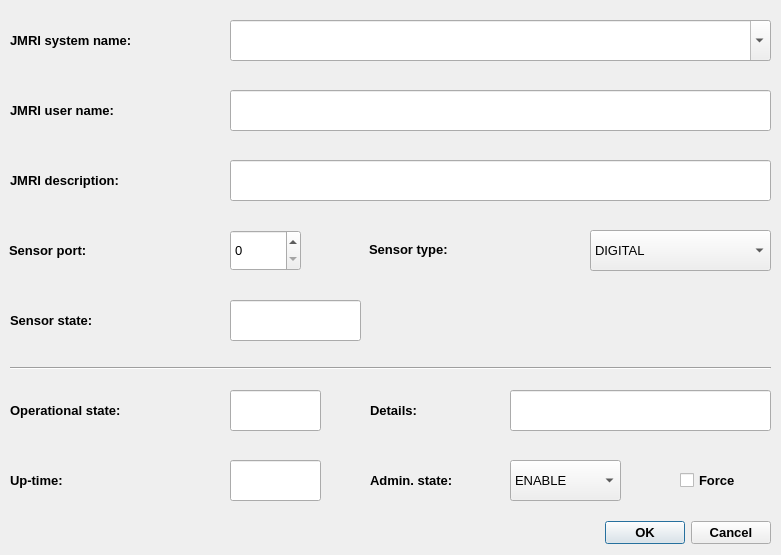
The window that Server/Scripts/GenJMRI/ui/Sensor_Dialog.ui (jonasbjurel/myRailIO) describes before a commit, drawn with Qt 5.
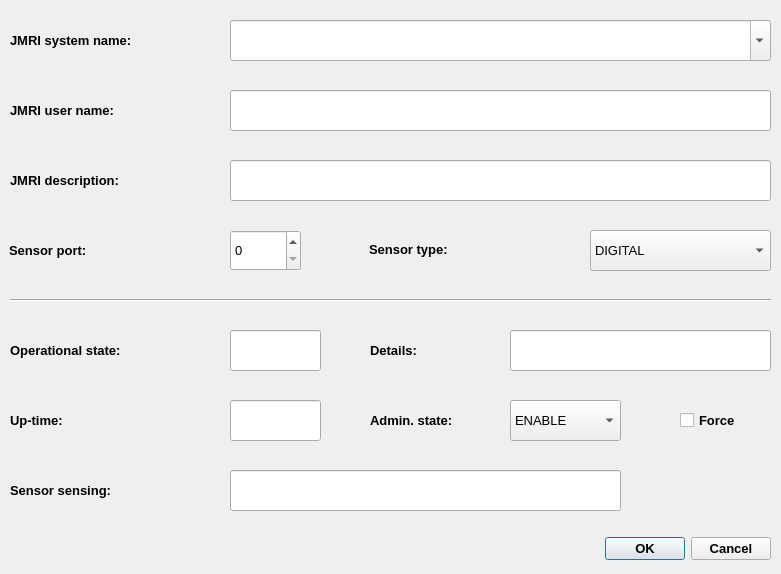
The same window after the commit. Icons and pictures are not drawn.

The edit to the form file:
```diff
--- a/Server/Scripts/GenJMRI/ui/Sensor_Dialog.ui
+++ b/Server/Scripts/GenJMRI/ui/Sensor_Dialog.ui
@@ -7,7 +7,7 @@
     <x>0</x>
     <y>0</y>
     <width>781</width>
-    <height>555</height>
+    <height>574</height>
    </rect>
   </property>
   <property name="windowTitle">
@@ -27,7 +27,7 @@
    <property name="geometry">
     <rect>
      <x>510</x>
-     <y>460</y>
+     <y>400</y>
      <width>111</width>
      <height>41</height>
     </rect>
@@ -55,7 +55,7 @@
    <property name="geometry">
     <rect>
      <x>370</x>
-     <y>460</y>
+     <y>400</y>
      <width>141</width>
      <height>41</height>
     </rect>
@@ -78,7 +78,7 @@
    <property name="geometry">
     <rect>
      <x>10</x>
-     <y>390</y>
+     <y>330</y>
      <width>221</width>
      <height>41</height>
     </rect>
@@ -101,7 +101,7 @@
    <property name="geometry">
     <rect>
      <x>230</x>
-     <y>390</y>
+     <y>330</y>
      <width>91</width>
      <height>41</height>
     </rect>
@@ -125,7 +125,7 @@
    <property name="geometry">
     <rect>
      <x>680</x>
-     <y>460</y>
+     <y>400</y>
      <width>91</width>
      <height>41</height>
     </rect>
@@ -148,7 +148,7 @@
    <property name="geometry">
     <rect>
      <x>10</x>
-     <y>460</y>
+     <y>400</y>
      <width>221</width>
      <height>41</height>
     </rect>
@@ -168,7 +168,7 @@
    <property name="geometry">
     <rect>
      <x>230</x>
-     <y>460</y>
+     <y>400</y>
      <width>91</width>
      <height>41</height>
     </rect>
@@ -195,7 +195,7 @@
    <property name="geometry">
     <rect>
      <x>600</x>
-     <y>512</y>
+     <y>528</y>
      <width>171</width>
      <height>41</height>
     </rect>
@@ -215,7 +215,7 @@
    <property name="geometry">
     <rect>
      <x>370</x>
-     <y>390</y>
+     <y>330</y>
      <width>141</width>
      <height>41</height>
     </rect>
@@ -235,7 +235,7 @@
    <property name="geometry">
     <rect>
      <x>510</x>
-     <y>390</y>
+     <y>330</y>
      <width>261</width>
      <height>41</height>
     </rect>
@@ -349,8 +349,8 @@
    <property name="geometry">
     <rect>
      <x>230</x>
-     <y>300</y>
-     <width>131</width>
+     <y>470</y>
+     <width>391</width>
      <height>41</height>
     </rect>
    </property>
@@ -373,7 +373,7 @@
    <property name="geometry">
     <rect>
      <x>10</x>
-     <y>300</y>
+     <y>470</y>
      <width>221</width>
      <height>41</height>
     </rect>
@@ -386,7 +386,7 @@
     </font>
    </property>
    <property name="text">
-    <string>Sensor state:</string>
+    <string>Sensor sensing:</string>
    </property>
   </widget>
   <widget class="QLabel" name="label_18">
@@ -486,7 +486,7 @@
    <property name="geometry">
     <rect>
      <x>10</x>
-     <y>360</y>
+     <y>292</y>
      <width>761</width>
      <height>16</height>
     </rect>
```
